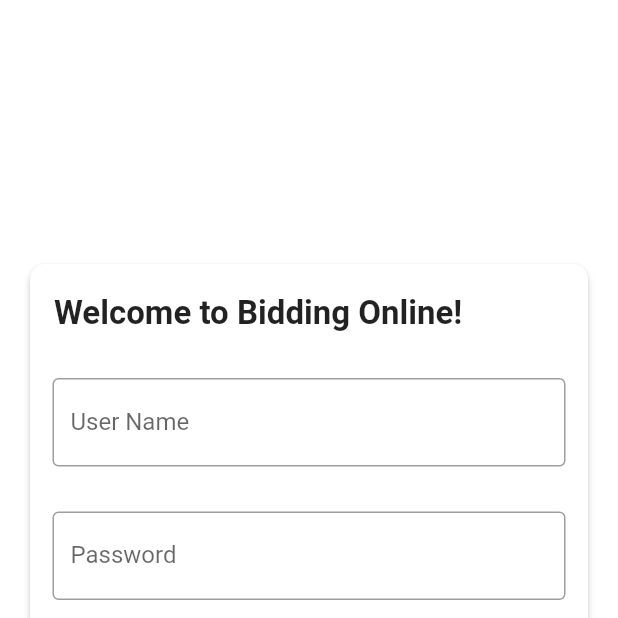
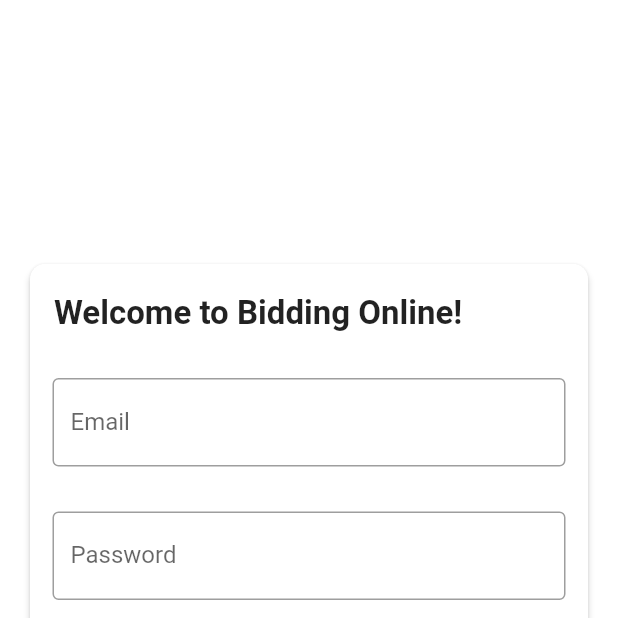
Before and after one commit to mizukageyama/bidding, a Flutter app: the screen it shows after launch, on a phone screen of 412 x 824 dp, the top half of it. Run offline on Flutter 3.47's test engine with Material 2 defaults, Android fonts, the phone set to English and light mode, and no system bars; our stand-ins replace cloud_firestore, firebase_auth, firebase_core, firebase_storage, get, image_picker and 1 more; accounts and stored records are empty.

Commit message:
Auth and UserModel Added

```diff
--- a/lib/constants/firebase_config.dart
+++ b/lib/constants/firebase_config.dart
@@ -1,7 +1,7 @@
 import 'package:firebase_core/firebase_core.dart';
 
 const firebaseConfig = FirebaseOptions(
-    apiKey: "IzaSyA_ylqOeJKlDj6AcAm-8qDkd95_F6kdk_4",
+    apiKey: "AIzaSyBAkXXsCcfAS3hyRKc-VJt4DSPOZiLMjHY",
     authDomain: "bidding-4af0e.firebaseapp.com",
     projectId: "bidding-4af0e",
     storageBucket: "bidding-4af0e.appspot.com",
--- a/lib/constants/routes/app_pages.dart
+++ b/lib/constants/routes/app_pages.dart
@@ -11,7 +11,7 @@ class AppPages {
   AppPages._();
 
   //Note: Set sa initial screen na atong gusto itest
-  static const INITIAL = Routes.SPLASH;
+  static const INITIAL = Routes.LOGIN;
 
   static final routes = [
     GetPage(
--- a/lib/models/user_model.dart
+++ b/lib/models/user_model.dart
@@ -1,40 +1,31 @@
-//User Model
 class UserModel {
   UserModel({
     required this.userID,
     required this.email,
     required this.firstName,
     required this.lastName,
-    required this.profileImage,
-    required this.validID,
-    required this.validSelfie,
+    required this.isAdmin,
   });
 
   factory UserModel.fromJson(Map<String, dynamic> json) => UserModel(
-        userID: json['userID'] as String,
+        userID: json['user_id'] as String,
         email: json['email'] as String,
-        firstName: json['firstName'] as String,
-        lastName: json['lastName'] as String,
-        profileImage: json['profileImage'] as String,
-        validID: json['validID'] as String,
-        validSelfie: json['validSelfie'] as String,
+        firstName: json['first_name'] as String,
+        lastName: json['last_name'] as String,
+        isAdmin: json['is_admin'] as bool,
       );
 
   Map<String, dynamic> toJson() => {
         'userID': userID,
         'email': email,
-        'firstName': firstName,
-        'lastName': lastName,
-        'profileImage': profileImage,
-        'validID': validID,
-        'validSelfie': validSelfie,
+        'first_name': firstName,
+        'last_name': lastName,
+        'is_admin': isAdmin,
       };
 
   final String? userID;
   final String? email;
   final String? firstName;
   final String? lastName;
-  final String? profileImage;
-  final String? validID;
-  final String? validSelfie;
+  final bool? isAdmin;
 }
--- a/lib/screens/auth/login.dart
+++ b/lib/screens/auth/login.dart
@@ -1,9 +1,11 @@
+import 'package:bidding/controllers/auth_controller.dart';
 import 'package:bidding/layout/styles.dart';
 import 'package:flutter/material.dart';
 import 'package:get/get.dart';
 
 class LoginScreen extends StatelessWidget {
-  const LoginScreen({Key? key}) : super(key: key);
+  LoginScreen({Key? key}) : super(key: key);
+  final AuthController authController = Get.find();
 
   @override
   Widget build(BuildContext context) {
@@ -13,8 +15,8 @@ class LoginScreen extends StatelessWidget {
         width: 400,
         padding: const EdgeInsets.all(10.00),
         child: Card(
-          shape: RoundedRectangleBorder(
-            borderRadius: BorderRadius.circular(10)),
+          shape:
+              RoundedRectangleBorder(borderRadius: BorderRadius.circular(10)),
           color: whiteColor,
           elevation: 2,
           child: Column(
@@ -23,7 +25,7 @@ class LoginScreen extends StatelessWidget {
               const SizedBox(
                 height: 5,
               ),
-              const  ListTile(
+              const ListTile(
                 title: Text(
                   'Welcome to Bidding Online!',
                   style: TextStyle(
@@ -32,38 +34,37 @@ class LoginScreen extends StatelessWidget {
                       fontSize: 22),
                 ),
               ),
-              const  Padding(
+              Padding(
                 padding: EdgeInsets.all(15),
-                  child: TextField(
+                child: TextFormField(
+                  controller: authController.emailController,
                   decoration: InputDecoration(
                     border: OutlineInputBorder(),
-                      labelText: 'User Name',
+                    labelText: 'Email',
                   ),
                 ),
               ),
-              const  Padding(
+              Padding(
                 padding: EdgeInsets.all(15),
-                  child: TextField(
+                child: TextFormField(
+                  controller: authController.passwordController,
                   decoration: InputDecoration(
                     border: OutlineInputBorder(),
                     labelText: 'Password',
                   ),
                 ),
               ),
-
               ButtonBar(
                 alignment: MainAxisAlignment.center,
-                    buttonPadding:const EdgeInsets.symmetric(
-                   horizontal: 30,
-                   vertical: 10),
+                buttonPadding:
+                    const EdgeInsets.symmetric(horizontal: 30, vertical: 10),
                 children: <Widget>[
                   ElevatedButton(
                       child: const Text('Login'),
-                       onPressed: (){}),
-
-                       ElevatedButton(
-                       child: const Text('SignUp'),
-                       onPressed: (){}),
+                      onPressed: () {
+                        authController.signInWithEmailAndPassword(context);
+                      }),
+                  ElevatedButton(child: const Text('SignUp'), onPressed: () {}),
                 ],
               )
             ],
```
Also changed, not shown: lib/controllers/auth_controller.dart (+1 -8 lines). Lines whose indentation alone changed are shown as unchanged.
